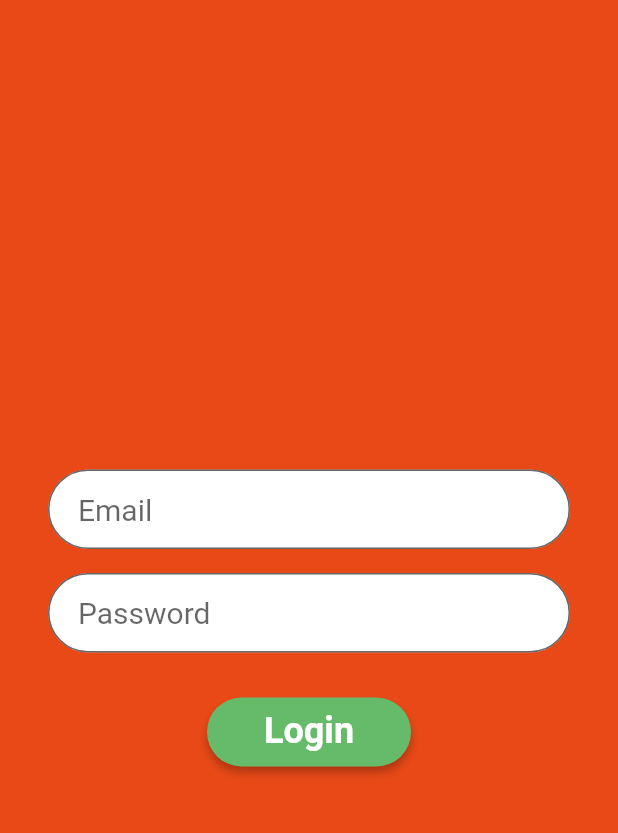
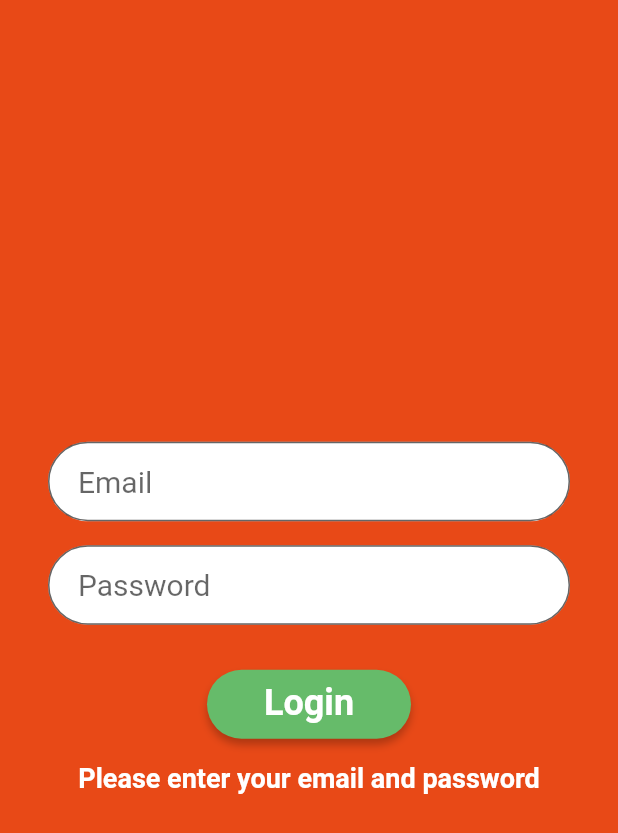
Before and after one commit to TrailBuddies/app, a Flutter app: the LoginPage screen opened by its route, after a tap on "Login", on a phone screen of 412 x 824 dp. Shown: the top 833 px of the screen. Run offline on Flutter 3.47's test engine with Material 2 defaults, Android fonts, the phone set to English and light mode, and no system bars; our stand-ins replace shared_preferences; accounts and stored records are empty; Roboto replaces fonts that are missing (Montserrat, Ruda).

Commit message:
post to login api

```diff
--- a/lib/pages/login.dart
+++ b/lib/pages/login.dart
@@ -1,4 +1,7 @@
+import 'dart:convert';
+import 'package:http/http.dart';
 import 'package:flutter/material.dart';
+import 'package:shared_preferences/shared_preferences.dart';
 import 'package:trail_buddies/widgets/common/button.dart';
 import 'package:trail_buddies/widgets/common/text_input.dart';
 
@@ -10,13 +13,57 @@ class LoginPage extends StatefulWidget {
 }
 
 class _LoginPageState extends State<LoginPage> {
-  final loginController = TextEditingController();
+  final emailController = TextEditingController();
+  final passController = TextEditingController();
 
-  final String error = "";
+  String error = "";
+
+  void login() async {
+    print('login');
+
+    print(emailController.text);
+    print(passController.text);
+
+    if (emailController.text.isEmpty || passController.text.isEmpty) {
+      print('a field is empty');
+      return setState(() {
+        error = "Please enter your email and password";
+      });
+    }
+
+    setState(() {
+      error = "";
+    });
+
+    final response = await post(
+      Uri.parse('http://10.0.2.2:3000/api/v1/users/login'),
+      headers: {
+        'Content-Type': 'application/json',
+      },
+      body: jsonEncode({
+        'user': {
+          'email': emailController.text,
+          'password': passController.text,
+        }
+      }),
+    );
+
+    var json = jsonDecode(response.body) as Map<String, dynamic>;
+
+    if (response.statusCode != 200) {
+      return setState(() {
+        error = json['error'];
+      });
+    } else {
+      final prefs = await SharedPreferences.getInstance();
+      prefs.setString('token', json['auth']['token']);
+      prefs.setString('username', json['username']);
+    }
+  }
 
   @override
   void dispose() {
-    loginController.dispose();
+    emailController.dispose();
     super.dispose();
   }
 
@@ -32,16 +79,30 @@ class _LoginPageState extends State<LoginPage> {
           child: Column(
             mainAxisAlignment: MainAxisAlignment.center,
             children: [
-              TextInput(hintText: "Email", controller: loginController),
+              TextInput(hintText: "Email", controller: emailController),
               const SizedBox(height: 16),
-              TextInput(hintText: "Password", controller: loginController),
+              TextInput(
+                hintText: "Password",
+                obscureText: true,
+                controller: passController,
+              ),
               const SizedBox(height: 30),
               Button(
                 text: 'Login',
                 backgroundColour: Colors.green.shade400,
                 textColour: Colors.white,
-                onTap: () => {},
-              )
+                onTap: () => {login()},
+              ),
+              if (error.isNotEmpty) ...[
+                const SizedBox(height: 16),
+                Text(
+                  error,
+                  style: TextStyle(
+                      color: Colors.white,
+                      fontSize: 18,
+                      fontWeight: FontWeight.bold),
+                ),
+              ]
             ],
           ),
         ),
--- a/lib/widgets/common/text_input.dart
+++ b/lib/widgets/common/text_input.dart
@@ -22,6 +22,7 @@ class _TextInputState extends State<TextInput> {
   @override
   Widget build(BuildContext context) {
     return TextField(
+      controller: widget.controller,
       obscureText: widget.obscureText,
       style: widget.style,
       decoration: InputDecoration(
--- a/pubspec.yaml
+++ b/pubspec.yaml
@@ -34,6 +34,8 @@ dependencies:
   # The following adds the Cupertino Icons font to your application.
   # Use with the CupertinoIcons class for iOS style icons.
   cupertino_icons: ^1.0.2
+  http: ^0.13.4
+  shared_preferences: ^2.0.9
 
 dev_dependencies:
   flutter_test:
```
Also changed, not shown: pubspec.lock.
